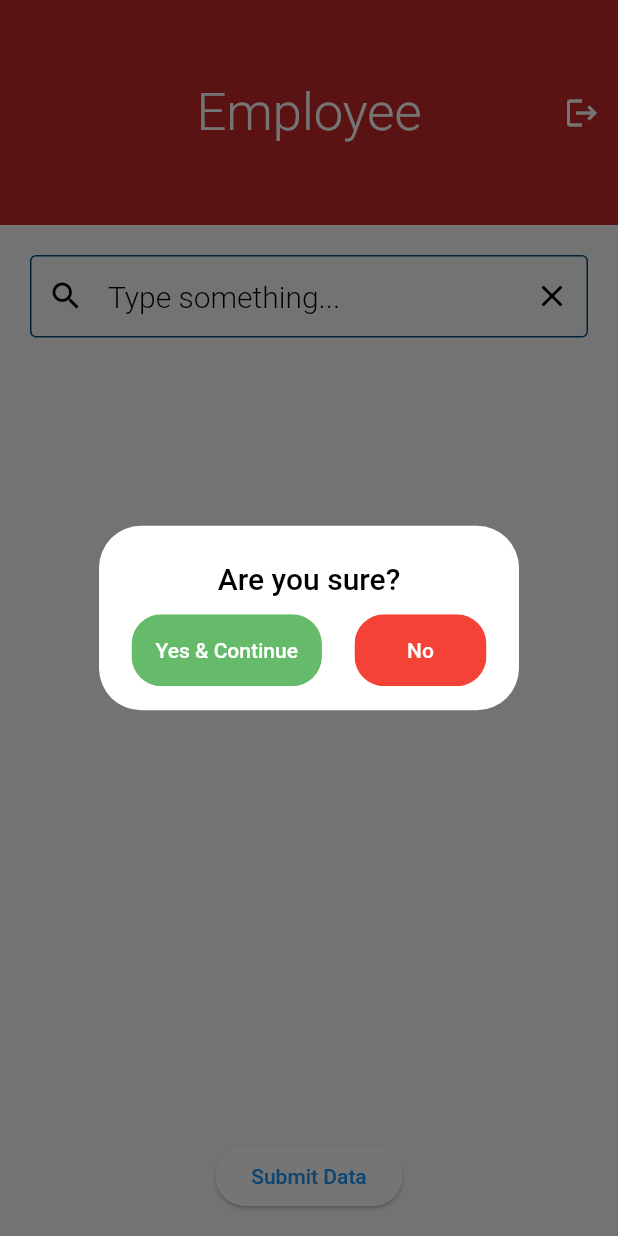
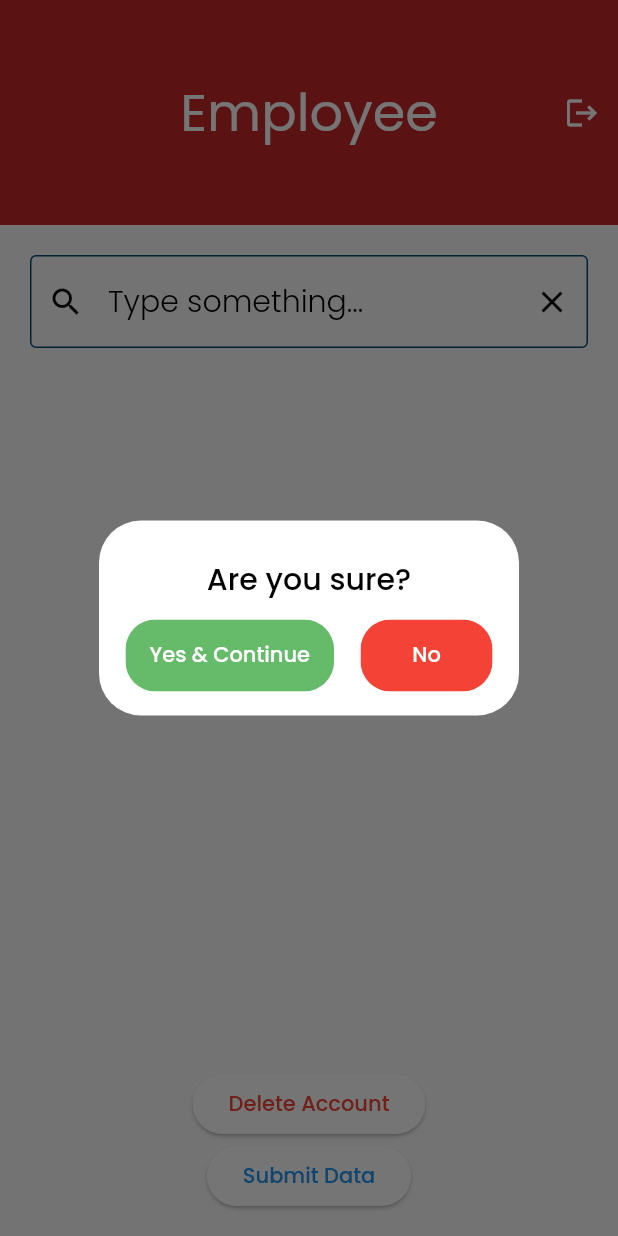
Before and after one commit to saadbhaldar1212/Project-Guestify, a Flutter app: the EmployeeModule screen opened directly, after a tap on "Submit Data", on a phone screen of 412 x 824 dp. Run offline on Flutter 3.47's test engine with Material 2 defaults, Android fonts, the phone set to English and light mode, and no system bars; our stand-ins replace firebase_auth, firebase_core, firebase_database, flutter_speed_dial, get; missing offline and left inert: twilio_flutter; accounts and stored records are empty; network calls fail; project files that could hold a hidden picture were left out.

Commit message:
Delete Current User

```diff
--- a/lib/home/employee_home.dart
+++ b/lib/home/employee_home.dart
@@ -1,6 +1,9 @@
+import 'package:Guestify/utils/simple_dialog/for_deleting_employee_from_auth.dart';
 import 'package:firebase_database/ui/firebase_animated_list.dart';
+import 'package:flutter/cupertino.dart';
 import 'package:flutter/material.dart';
 import 'package:firebase_database/firebase_database.dart';
+
 import '../utils/signout_button/signout_button.dart';
 import '../welcome/welcome.dart';
 
@@ -44,7 +47,8 @@ class _EmployeeModuleState extends State<EmployeeModule> {
           'Employee',
           style: TextStyle(
             fontSize: 35,
-            fontWeight: FontWeight.w300,
+            fontFamily: 'Poppins',
+            fontWeight: FontWeight.w400,
           ),
         ),
         actions: const [SignOutButton()],
@@ -64,6 +68,7 @@ class _EmployeeModuleState extends State<EmployeeModule> {
                 style: const TextStyle(
                   color: Colors.black,
                   fontSize: 20,
+                  fontFamily: 'Poppins',
                   fontWeight: FontWeight.w300,
                 ),
                 decoration: InputDecoration(
@@ -205,6 +210,7 @@ class _EmployeeModuleState extends State<EmployeeModule> {
                                       guestName[0],
                                       style: const TextStyle(
                                         fontWeight: FontWeight.bold,
+                                        fontFamily: 'Poppins',
                                         fontSize: 24.0,
                                         color: Colors.white,
                                       ),
@@ -215,6 +221,7 @@ class _EmployeeModuleState extends State<EmployeeModule> {
                                   snapshot.child('Guest Name').value.toString(),
                                   style: const TextStyle(
                                     fontWeight: FontWeight.bold,
+                                    fontFamily: 'Poppins',
                                     fontSize: 16.0,
                                     color: Colors.black,
                                   ),
@@ -229,6 +236,7 @@ class _EmployeeModuleState extends State<EmployeeModule> {
                                           .toString(),
                                       style: TextStyle(
                                         fontSize: 14.0,
+                                        fontFamily: 'Poppins',
                                         color: Colors.grey[600],
                                       ),
                                     ),
@@ -238,6 +246,7 @@ class _EmployeeModuleState extends State<EmployeeModule> {
                                           .value
                                           .toString(),
                                       style: TextStyle(
+                                        fontFamily: 'Poppins',
                                         fontSize: 14.0,
                                         color: Colors.grey[600],
                                       ),
@@ -249,6 +258,7 @@ class _EmployeeModuleState extends State<EmployeeModule> {
                                   style: const TextStyle(
                                     fontSize: 34.0,
                                     fontWeight: FontWeight.bold,
+                                    fontFamily: 'Poppins',
                                     color: Colors.black,
                                   ),
                                 ),
@@ -346,6 +356,7 @@ class _EmployeeModuleState extends State<EmployeeModule> {
                                       guestName[0],
                                       style: const TextStyle(
                                         fontWeight: FontWeight.bold,
+                                        fontFamily: 'Poppins',
                                         fontSize: 24.0,
                                         color: Colors.white,
                                       ),
@@ -356,6 +367,7 @@ class _EmployeeModuleState extends State<EmployeeModule> {
                                   snapshot.child('Guest Name').value.toString(),
                                   style: const TextStyle(
                                     fontWeight: FontWeight.bold,
+                                    fontFamily: 'Poppins',
                                     fontSize: 16.0,
                                     color: Colors.black,
                                   ),
@@ -371,6 +383,7 @@ class _EmployeeModuleState extends State<EmployeeModule> {
                                       style: TextStyle(
                                         fontSize: 14.0,
                                         color: Colors.grey[600],
+                                        fontFamily: 'Poppins',
                                       ),
                                     ),
                                     Text(
@@ -381,6 +394,7 @@ class _EmployeeModuleState extends State<EmployeeModule> {
                                       style: TextStyle(
                                         fontSize: 14.0,
                                         color: Colors.grey[600],
+                                        fontFamily: 'Poppins',
                                       ),
                                     ),
                                   ],
@@ -390,6 +404,7 @@ class _EmployeeModuleState extends State<EmployeeModule> {
                                   style: const TextStyle(
                                     fontSize: 34.0,
                                     fontWeight: FontWeight.bold,
+                                    fontFamily: 'Poppins',
                                     color: Colors.black,
                                   ),
                                 ),
@@ -407,7 +422,84 @@ class _EmployeeModuleState extends State<EmployeeModule> {
           ],
         ),
       ),
-      floatingActionButton: ElevatedButton(
+      floatingActionButton: Column(
+        mainAxisAlignment: MainAxisAlignment.end,
+        children: [
+          ElevatedButton(
+            onPressed: (() {
+              showCupertinoDialog(
+                context: context,
+                builder: (context) => const DeleteEmpFromAuth(),
+              );
+              // Get.defaultDialog(
+              //     backgroundColor: Colors.amber,
+              //     confirm: ElevatedButton(
+              //       onPressed: (() {}),
+              //       child: const Text(
+              //         'Confirm',
+              //         style: TextStyle(
+              //           fontFamily: 'Poppins',
+              //         ),
+              //       ),
+              //     ),
+              //     cancel: ElevatedButton(
+              //       onPressed: (() {}),
+              //       child: const Text(
+              //         'Cancel',
+              //         style: TextStyle(
+              //           fontFamily: 'Poppins',
+              //         ),
+              //       ),
+              //     ),
+              //     onCancel: () {
+              //       Navigator.pop(context);
+              //     });
+
+              // User? user = _auth.currentUser;
+              // AuthCredential credential = EmailAuthProvider.credential(email: , password: password)
+              // await user!
+              //     .reauthenticateWithCredential(credential)
+              //     .then((value) {
+              //   value.user!.delete().then((res) => Get.offAll(const EmployeeLogin()));
+              // });
+              // Get.snackbar(
+              //   'Success',
+              //   'User deleted successfully',
+              //   backgroundColor: Colors.red,
+              //   titleText: const Text(
+              //     'Deleted',
+              //     style: TextStyle(
+              //       fontSize: 35,
+              //       fontWeight: FontWeight.w600,
+              //       fontFamily: 'Poppins',
+              //     ),
+              //   ),
+              //   messageText: const Text(
+              //     'User deleted Successfully',
+              //     style: TextStyle(
+              //       fontSize: 18,
+              //       fontWeight: FontWeight.w300,
+              //       fontFamily: 'Poppins',
+              //     ),
+              //   ),
+              //   icon: const Icon(
+              //     Icons.error,
+              //     color: Colors.white,
+              //   ),
+              //   snackPosition: SnackPosition.BOTTOM,
+              //   colorText: Colors.white,
+              //   padding: const EdgeInsets.all(20),
+              // );
+            }),
+            child: const Text(
+              'Delete Account',
+              style: TextStyle(
+                color: Colors.red,
+                fontFamily: 'Poppins',
+              ),
+            ),
+          ),
+          ElevatedButton(
             onPressed: (() {
               showDialog(
                 context: context,
@@ -416,6 +508,7 @@ class _EmployeeModuleState extends State<EmployeeModule> {
                     'Are you sure?',
                     style: TextStyle(
                       color: Colors.black,
+                      fontFamily: 'Poppins',
                     ),
                     textAlign: TextAlign.center,
                   ),
@@ -432,13 +525,17 @@ class _EmployeeModuleState extends State<EmployeeModule> {
                                 Navigator.pushAndRemoveUntil(
                                     context,
                                     MaterialPageRoute(
-                                  builder: (context) => const WelcomeSplash(),
+                                      builder: (context) =>
+                                          const WelcomeSplash(),
                                     ),
                                     (route) => false);
                               }),
                               child: const Text(
                                 'Yes & Continue',
-                            style: TextStyle(fontSize: 14, color: Colors.white),
+                                style: TextStyle(
+                                    fontSize: 14,
+                                    fontFamily: 'Poppins',
+                                    color: Colors.white),
                               ),
                             ),
                           ),
@@ -453,7 +550,10 @@ class _EmployeeModuleState extends State<EmployeeModule> {
                               }),
                               child: const Text(
                                 'No',
-                            style: TextStyle(fontSize: 14, color: Colors.white),
+                                style: TextStyle(
+                                    fontSize: 14,
+                                    fontFamily: 'Poppins',
+                                    color: Colors.white),
                               ),
                             ),
                           ),
@@ -464,7 +564,14 @@ class _EmployeeModuleState extends State<EmployeeModule> {
                 ),
               );
             }),
-        child: const Text('Submit Data'),
+            child: const Text(
+              'Submit Data',
+              style: TextStyle(
+                fontFamily: 'Poppins',
+              ),
+            ),
+          ),
+        ],
       ),
       floatingActionButtonLocation: FloatingActionButtonLocation.centerFloat,
     );
--- a/lib/main.dart
+++ b/lib/main.dart
@@ -1,9 +1,7 @@
-import 'package:Guestify/welcome/welcome2.dart';
+import 'package:Guestify/welcome/welcome.dart';
 import 'package:firebase_core/firebase_core.dart';
 import 'package:flutter/material.dart';
 import 'package:get/get.dart';
-
-import 'welcome/welcome.dart';
 
 Future<void> main() async {
   // SystemChrome.setEnabledSystemUIMode(SystemUiMode.);
@@ -42,7 +40,7 @@ class MyApp extends StatelessWidget {
           if (snapshot.hasError) {
             return const Text('Something went Wrong');
           } else if (snapshot.hasData) {
-            return const Welcome2();
+            return const WelcomeSplash();
           } else {
             return const Center(
               child: CircularProgressIndicator(),
```
Also changed, not shown: lib/login/employee_login.dart (+19 -1 lines), lib/login/forgot_password_admin.dart (+3 -5 lines), lib/utils/simple_dialog/for_deleting_employee_from_auth.dart (added, +175 -0 lines). Lines whose indentation alone changed are shown as unchanged.
